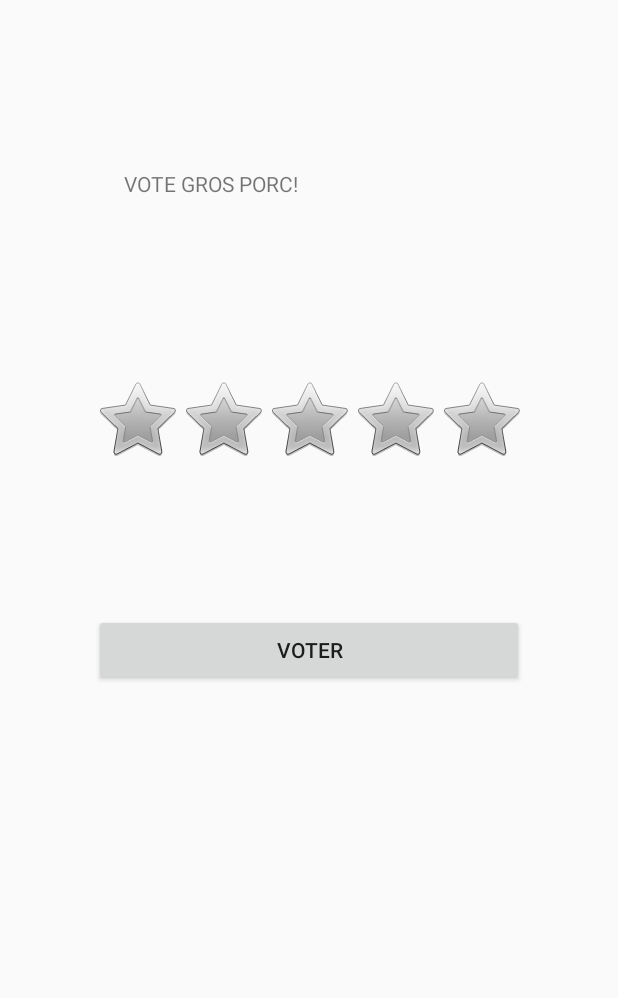
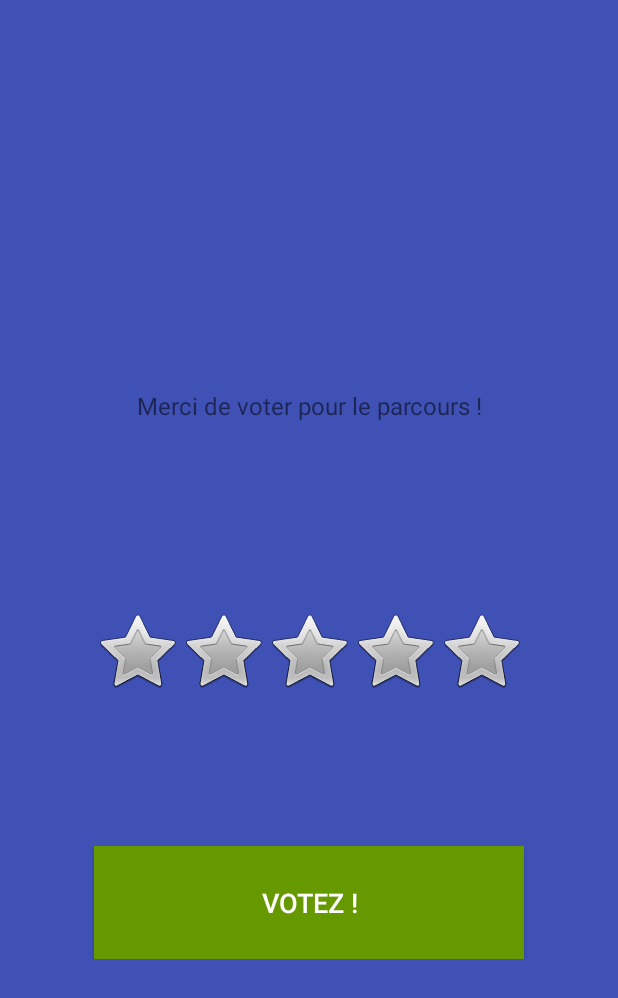
Before and after one commit to Jeremy-Marghem/EnigWall, an Android app: the RateActivity screen opened directly, with no data from a screen before it, on a phone screen of 412 x 824 dp. Shown: the top 998 px of the screen. Run offline under Robolectric (Android 15) with nearby library versions, the phone set to English and light mode, and no system bars.

Commit message:
Ajout DAO pour création/update - Amélioration du code/layouts

```diff
--- a/app/src/main/java/condorcet/appinfo3/groupe4/enigwall/MainActivity.java
+++ b/app/src/main/java/condorcet/appinfo3/groupe4/enigwall/MainActivity.java
@@ -30,6 +30,11 @@ public class MainActivity extends Activity {
         this.registerReceiver(receiver, filter);
     }
 
+    @Override
+    protected void onDestroy() {
+        super.onDestroy();
+        this.unregisterReceiver(receiver);
+    }
 
     public void signup(View v){
         Intent i = new Intent(MainActivity.this, SignupActivity.class);
@@ -42,7 +47,6 @@ public class MainActivity extends Activity {
     }
 
     private class NetworkReceiver extends BroadcastReceiver {
-
         @Override
         public void onReceive(Context context, Intent intent) {
             ConnectivityManager connectivityManager = (ConnectivityManager) getSystemService(CONNECTIVITY_SERVICE);
--- a/app/src/main/res/layout-land/activity_game.xml
+++ b/app/src/main/res/layout-land/activity_game.xml
@@ -3,7 +3,9 @@
     xmlns:tools="http://schemas.android.com/tools"
     android:orientation="vertical"
     android:layout_height="match_parent"
-    android:layout_width="match_parent">
+    android:layout_width="match_parent"
+    android:background="@color/colorPrimary">
+
     <ScrollView
         android:layout_height="match_parent"
         android:layout_width="match_parent"
--- a/app/src/main/res/layout-land/activity_rating.xml
+++ b/app/src/main/res/layout-land/activity_rating.xml
@@ -2,7 +2,8 @@
 <TableLayout xmlns:android="http://schemas.android.com/apk/res/android"
     android:orientation="vertical" android:layout_width="match_parent"
     android:layout_height="match_parent"
-    android:gravity="center_vertical">
+    android:gravity="center_vertical"
+    android:background="@color/colorPrimary">
 
     <TableRow
         android:layout_width="match_parent"
@@ -12,10 +13,12 @@
         android:layout_height="match_parent">
 
         <TextView
-            android:text="VOTE GROS PORC!"
+            android:text="@string/ratingTxt"
             android:layout_width="wrap_content"
             android:id="@+id/messageRatingTv"
-            android:layout_margin="20sp" />
+            android:layout_margin="25sp"
+            android:textSize="16sp"
+            android:gravity="center"/>
     </TableRow>
 
     <TableRow
@@ -40,9 +43,13 @@
         android:layout_marginTop="40sp">
 
         <Button
-            android:text="VOTER"
+            android:text="@string/ratingBtn"
             android:layout_width="match_parent"
             android:layout_height="match_parent"
-            android:id="@+id/RatingValidButton" />
+            android:id="@+id/RatingValidButton"
+            android:textSize="18sp"
+            style="@style/Widget.AppCompat.Button.Colored"
+            android:padding="25dp"
+            android:background="@android:color/holo_green_dark"/>
     </TableRow>
 </TableLayout>
--- a/app/src/main/res/layout/activity_game.xml
+++ b/app/src/main/res/layout/activity_game.xml
@@ -3,7 +3,9 @@
     xmlns:tools="http://schemas.android.com/tools"
     android:orientation="vertical"
     android:layout_width="fill_parent"
-    android:layout_height="match_parent">
+    android:layout_height="match_parent"
+    android:background="@color/colorPrimary" >
+
     <ScrollView android:layout_height="match_parent" android:layout_width="match_parent">
         <LinearLayout
             android:layout_width="fill_parent"
--- a/app/src/main/res/layout/activity_rating.xml
+++ b/app/src/main/res/layout/activity_rating.xml
@@ -1,8 +1,9 @@
 <?xml version="1.0" encoding="utf-8"?>
 <TableLayout xmlns:android="http://schemas.android.com/apk/res/android"
     android:orientation="vertical" android:layout_width="match_parent"
-    android:layout_height="500sp"
-    android:gravity="center">
+    android:layout_height="match_parent"
+    android:gravity="center"
+    android:background="@color/colorPrimary">
 
     <TableRow
         android:layout_width="match_parent"
@@ -12,10 +13,12 @@
         android:layout_height="match_parent">
 
         <TextView
-            android:text="VOTE GROS PORC!"
+            android:text="@string/ratingTxt"
             android:layout_width="wrap_content"
             android:id="@+id/messageRatingTv"
-            android:layout_margin="20sp" />
+            android:layout_margin="25sp"
+            android:textSize="16sp"
+            android:gravity="center"/>
     </TableRow>
 
     <TableRow
@@ -40,10 +43,14 @@
         android:layout_marginTop="100sp">
 
         <Button
-            android:text="VOTER"
+            android:text="@string/ratingBtn"
             android:layout_width="match_parent"
             android:layout_height="match_parent"
             android:id="@+id/RatingValidButton"
-            android:onClick="voter" />
+            android:onClick="voter"
+            android:textSize="18sp"
+            style="@style/Widget.AppCompat.Button.Colored"
+            android:padding="25dp"
+            android:background="@android:color/holo_green_dark"/>
     </TableRow>
 </TableLayout>
--- a/app/src/main/res/values/strings.xml
+++ b/app/src/main/res/values/strings.xml
@@ -18,7 +18,7 @@
     <string name="toast_pseudoUsed">Pseudo déjà utilisé</string>
     <string name="toast_pseudoLength">Le pseudo doit contenir 5 caractères minimums</string>
     <string name="toast_pseudoChar">Le pseudo doit être uniquement composé de caractères alphabétiques</string>
-    <string name="toastCancel">Annulé</string>
+    <string name="toastCancel">Annuler</string>
     <string name="signinInProgress">Connexion en cours...</string>
     <string name="userError">Utilisateur inconnu</string>
     <string name="connect">Connexion</string>
@@ -28,7 +28,7 @@
     <string name="hub_del_cpt">ATTENTION! Ceci supprimera votre compte ainsi que votre progression dans le jeu!</string>
     <string name="hub_but_cancel">ANNULER</string>
     <string name="hub_but_del">SUPPRIMER</string>
-    <string name="hub_signoff">Voulez-vous vraiment vous deconnecter?</string>
+    <string name="hub_signoff">Voulez-vous vraiment vous déconnecter?</string>
     <string name="hub_signoff_cancel">ANNULER</string>
     <string name="hub_signoff_del">DECONNEXION</string>
     <string name="hub_del_advert">SUPRESSION EN COURS...</string>
@@ -49,6 +49,9 @@
     <string name="begin">Commencer</string>
     <string name="enigmeOK">Des énigmes sont disponibles !</string>
     <string name="enigmeNOK">Aucune énigme disponible !</string>
+    <string name="ratingTxt">Merci de voter pour le parcours !</string>
+    <string name="ratingBtn">Votez !</string>
+    <string name="ratingError">Erreur pour l\'enregistrement du vote !</string>
 
     <!-- TODO: Remove or change this placeholder text -->
     <string name="hello_blank_fragment">Hello blank fragment</string>
```
Also changed, not shown: app/src/main/java/condorcet/appinfo3/groupe4/enigwall/DAO/VoterDAO.java (+23 -0 lines), app/src/main/java/condorcet/appinfo3/groupe4/enigwall/GameActivity.java (+15 -7 lines), app/src/main/java/condorcet/appinfo3/groupe4/enigwall/HubActivity.java (+10 -2 lines), app/src/main/java/condorcet/appinfo3/groupe4/enigwall/LoginActivity.java (+8 -2 lines), app/src/main/java/condorcet/appinfo3/groupe4/enigwall/RateActivity.java (+7 -9 lines), app/src/main/java/condorcet/appinfo3/groupe4/enigwall/SignupActivity.java (+9 -5 lines), app/src/main/java/condorcet/appinfo3/groupe4/enigwall/TestApex/VoterTestApex.java (+10 -0 lines), app/src/main/res/layout/fragment_game_down.xml (+6 -2 lines), app/src/main/res/layout/fragment_game_up.xml (+11 -4 lines), 3 other files.
